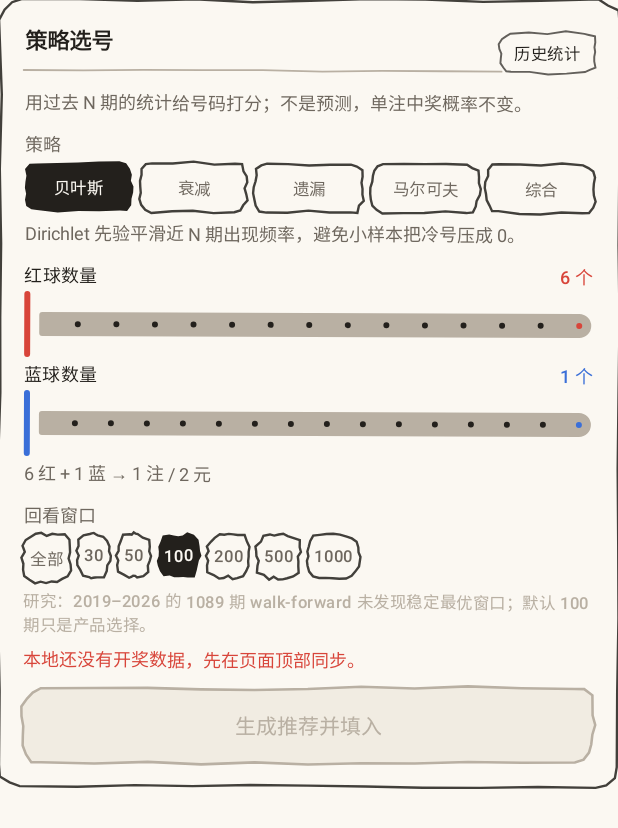
After one commit to rongyaoidea/ssqpick, an Android app built with Jetpack Compose: the composable StrategyCard called with empty values, on a phone screen of 412 x 824 dp. The commit adds this screen. Shown: the top 828 px of the screen. Run offline under Robolectric (Android 15) with nearby library versions, the phone set to English and light mode, and no system bars; pictures from the network do not load.

Commit message:
feat(ticket): 策略选号 五种历史统计方法 与窗口研究

```diff
--- /dev/null
+++ b/feature/ticket/src/main/kotlin/com/ssqpick/feature/ticket/StrategyCard.kt
@@ -0,0 +1,289 @@
+package com.ssqpick.feature.ticket
+
+import androidx.compose.foundation.layout.Arrangement
+import androidx.compose.foundation.layout.Box
+import androidx.compose.foundation.layout.Column
+import androidx.compose.foundation.layout.FlowRow
+import androidx.compose.foundation.layout.Row
+import androidx.compose.foundation.layout.Spacer
+import androidx.compose.foundation.layout.fillMaxWidth
+import androidx.compose.foundation.layout.height
+import androidx.compose.foundation.layout.padding
+import androidx.compose.foundation.selection.selectable
+import androidx.compose.material3.MaterialTheme
+import androidx.compose.material3.Slider
+import androidx.compose.material3.SliderDefaults
+import androidx.compose.material3.Text
+import androidx.compose.runtime.Composable
+import androidx.compose.ui.Alignment
+import androidx.compose.ui.Modifier
+import androidx.compose.ui.draw.rotate
+import androidx.compose.ui.graphics.Color
+import androidx.compose.ui.semantics.Role
+import androidx.compose.ui.text.style.TextAlign
+import androidx.compose.ui.unit.dp
+import com.ssqpick.designsystem.component.NumberBall
+import com.ssqpick.designsystem.sketch.SketchButton
+import com.ssqpick.designsystem.sketch.SketchCard
+import com.ssqpick.designsystem.sketch.SketchChip
+import com.ssqpick.designsystem.sketch.SketchDivider
+import com.ssqpick.designsystem.sketch.SketchMetaRow
+import com.ssqpick.designsystem.sketch.SketchPalette
+import com.ssqpick.designsystem.sketch.SketchSectionTitle
+import com.ssqpick.designsystem.sketch.sketchBox
+import com.ssqpick.designsystem.theme.SsqDimens
+import com.ssqpick.rules.TicketRules
+import com.ssqpick.rules.strategy.StrategyKind
+import kotlin.math.roundToInt
+
+/**
+ * 策略选号卡。
+ *
+ * 只做“历史统计打分 + 选号”，不预测下一期。生成后直接替换选号草稿，
+ * 下面的“保存这注”仍然走原有的校验/保存路径。
+ */
+@Composable
+fun StrategyCard(
+    strategy: StrategyUiState,
+    drawCount: Long,
+    onKind: (StrategyKind) -> Unit,
+    onLookback: (Int?) -> Unit,
+    onRedCount: (Int) -> Unit,
+    onBlueCount: (Int) -> Unit,
+    onGenerate: () -> Unit,
+) {
+    val enabled = !strategy.busy
+    SketchCard(seed = "ticket-strategy", tilt = 0.2f) {
+        Row(
+            Modifier.fillMaxWidth(),
+            verticalAlignment = Alignment.CenterVertically,
+        ) {
+            SketchSectionTitle("策略选号", modifier = Modifier.weight(1f))
+            SketchChip(label = "历史统计", seed = "strategy-tag", fill = null)
+        }
+        Spacer(Modifier.height(6.dp))
+        Text(
+            "用过去 N 期的统计给号码打分；不是预测，单注中奖概率不变。",
+            style = MaterialTheme.typography.bodySmall,
+            color = SketchPalette.InkSoft,
+        )
+        Spacer(Modifier.height(10.dp))
+
+        Text("策略", style = MaterialTheme.typography.labelMedium, color = SketchPalette.InkSoft)
+        Spacer(Modifier.height(4.dp))
+        Row(horizontalArrangement = Arrangement.spacedBy(5.dp), modifier = Modifier.fillMaxWidth()) {
+            StrategyKind.entries.forEach { kind ->
+                StrategyChoice(
+                    label = kind.shortLabel,
+                    selected = kind == strategy.kind,
+                    enabled = enabled,
+                    onClick = { onKind(kind) },
+                    modifier = Modifier.weight(1f),
+                )
+            }
+        }
+        Spacer(Modifier.height(5.dp))
+        Text(
+            strategy.kind.description,
+            style = MaterialTheme.typography.bodySmall,
+            color = SketchPalette.InkSoft,
+        )
+
+        Spacer(Modifier.height(10.dp))
+        CountSlider(
+            label = "红球数量",
+            value = strategy.redCount,
+            range = TicketRules.RED_PICK..TicketRules.MAX_RED_COMPOUND,
+            enabled = enabled,
+            color = SketchPalette.RedInk,
+            onChange = onRedCount,
+        )
+        CountSlider(
+            label = "蓝球数量",
+            value = strategy.blueCount,
+            range = 1..TicketRules.BLUE_TOTAL,
+            enabled = enabled,
+            color = SketchPalette.BlueInk,
+            onChange = onBlueCount,
+        )
+        Text(
+            "${strategy.redCount} 红 + ${strategy.blueCount} 蓝 → ${strategy.betCount} 注 / ${strategy.priceYuan} 元",
+            style = MaterialTheme.typography.bodySmall,
+            color = SketchPalette.InkSoft,
+        )
+
+        Spacer(Modifier.height(10.dp))
+        Text("回看窗口", style = MaterialTheme.typography.labelMedium, color = SketchPalette.InkSoft)
+        Spacer(Modifier.height(4.dp))
+        FlowRow(
+            horizontalArrangement = Arrangement.spacedBy(5.dp),
+            verticalArrangement = Arrangement.spacedBy(5.dp),
+        ) {
+            LOOKBACKS.forEach { window ->
+                StrategyChoice(
+                    label = window.second,
+                    selected = strategy.lookback == window.first,
+                    enabled = enabled,
+                    onClick = { onLookback(window.first) },
+                )
+            }
+        }
+        Spacer(Modifier.height(4.dp))
+        Text(
+            "研究：2019–2026 的 1089 期 walk-forward 未发现稳定最优窗口；默认 100 期只是产品选择。",
+            style = MaterialTheme.typography.labelSmall,
+            color = SketchPalette.InkFaint,
+        )
+
+        if (drawCount <= 0) {
+            Spacer(Modifier.height(6.dp))
+            Text(
+                "本地还没有开奖数据，先在页面顶部同步。",
+                style = MaterialTheme.typography.bodySmall,
+                color = SketchPalette.RedInk,
+            )
+        }
+        strategy.message?.let {
+            Spacer(Modifier.height(6.dp))
+            Text(it, style = MaterialTheme.typography.bodySmall, color = SketchPalette.InkSoft)
+        }
+        Spacer(Modifier.height(10.dp))
+        SketchButton(
+            label = when {
+                strategy.busy -> "计算中…"
+                strategy.pick != null -> "重新生成并填入"
+                else -> "生成推荐并填入"
+            },
+            onClick = onGenerate,
+            enabled = enabled && drawCount > 0,
+            seed = "strategy-generate",
+            tilt = -0.3f,
+        )
+
+        strategy.pick?.let { pick ->
+            Spacer(Modifier.height(10.dp))
+            SketchDivider(seed = "strategy-divider")
+            Spacer(Modifier.height(8.dp))
+            Row(
+                Modifier.fillMaxWidth(),
+                horizontalArrangement = Arrangement.SpaceBetween,
+                verticalAlignment = Alignment.CenterVertically,
+            ) {
+                Text("推荐号码", style = MaterialTheme.typography.titleSmall, color = SketchPalette.Ink)
+                Text(
+                    "${pick.kind.shortLabel} · ${pick.usedDraws} 期",
+                    style = MaterialTheme.typography.labelSmall,
+                    color = SketchPalette.InkSoft,
+                )
+            }
+            Spacer(Modifier.height(6.dp))
+            FlowRow(
+                horizontalArrangement = Arrangement.spacedBy(6.dp),
+                verticalArrangement = Arrangement.spacedBy(6.dp),
+            ) {
+                pick.reds.forEach { NumberBall(number = it, isBlue = false, size = SsqDimens.ballSizeCompact) }
+            }
+            Spacer(Modifier.height(6.dp))
+            FlowRow(
+                horizontalArrangement = Arrangement.spacedBy(6.dp),
+                verticalArrangement = Arrangement.spacedBy(6.dp),
+            ) {
+                pick.blues.forEach { NumberBall(number = it, isBlue = true, size = SsqDimens.ballSizeCompact) }
+            }
+            Spacer(Modifier.height(6.dp))
+            Text(
+                pick.note + " 已填入下方选号草稿，可手改或直接保存。",
+                style = MaterialTheme.typography.bodySmall,
+                color = SketchPalette.InkSoft,
+            )
+            Spacer(Modifier.height(4.dp))
+            SketchMetaRow("注数 / 金额", "${strategy.betCount} 注 / ${strategy.priceYuan} 元")
+        }
+    }
+}
+
+private val LOOKBACKS: List<Pair<Int?, String>> = listOf(
+    null to "全部",
+    30 to "30",
+    50 to "50",
+    100 to "100",
+    200 to "200",
+    500 to "500",
+    1000 to "1000",
+)
+
+@Composable
+private fun StrategyChoice(
+    label: String,
+    selected: Boolean,
+    enabled: Boolean,
+    onClick: () -> Unit,
+    modifier: Modifier = Modifier,
+) {
+    Box(
+        modifier = modifier
+            .rotate(if (selected) -0.8f else 0.6f)
+            .sketchBox(
+                seed = "strategy-$label",
+                filled = selected,
+                enabled = enabled,
+                corner = 8.dp,
+            )
+            .selectable(
+                selected = selected,
+                enabled = enabled,
+                role = Role.RadioButton,
+                onClick = onClick,
+            )
+            .padding(horizontal = 4.dp, vertical = 8.dp),
+        contentAlignment = Alignment.Center,
+    ) {
+        Text(
+            label,
+            style = MaterialTheme.typography.labelSmall,
+            color = when {
+                selected -> SketchPalette.Paper
+                enabled -> SketchPalette.InkSoft
+                else -> SketchPalette.InkFaint
+            },
+            textAlign = TextAlign.Center,
+            maxLines = 1,
+        )
+    }
+}
+
+@Composable
+private fun CountSlider(
+    label: String,
+    value: Int,
+    range: IntRange,
+    enabled: Boolean,
+    color: Color,
+    onChange: (Int) -> Unit,
+) {
+    Column {
+        Row(Modifier.fillMaxWidth(), horizontalArrangement = Arrangement.SpaceBetween) {
+            Text(label, style = MaterialTheme.typography.labelMedium, color = SketchPalette.Ink)
+            Text(
+                "$value 个",
+                style = MaterialTheme.typography.labelMedium,
+                color = if (enabled) color else SketchPalette.InkFaint,
+            )
+        }
+        Slider(
+            value = value.toFloat(),
+            onValueChange = { onChange(it.roundToInt()) },
+            valueRange = range.first.toFloat()..range.last.toFloat(),
+            steps = (range.last - range.first) - 1,
+            enabled = enabled,
+            colors = SliderDefaults.colors(
+                thumbColor = color,
+                activeTrackColor = color,
+                inactiveTrackColor = SketchPalette.InkFaint,
+                disabledThumbColor = SketchPalette.InkFaint,
+                disabledActiveTrackColor = SketchPalette.InkFaint,
+                disabledInactiveTrackColor = SketchPalette.InkFaint,
+            ),
+        )
+    }
+}
```
Also changed, not shown: core/model/src/main/kotlin/com/ssqpick/rules/strategy/StrategyPicker.kt (added, +262 -0 lines), feature/ticket/src/main/kotlin/com/ssqpick/feature/ticket/TicketScreen.kt (+10 -0 lines), feature/ticket/src/main/kotlin/com/ssqpick/feature/ticket/TicketViewModel.kt (+130 -1 lines), 5 other files.
